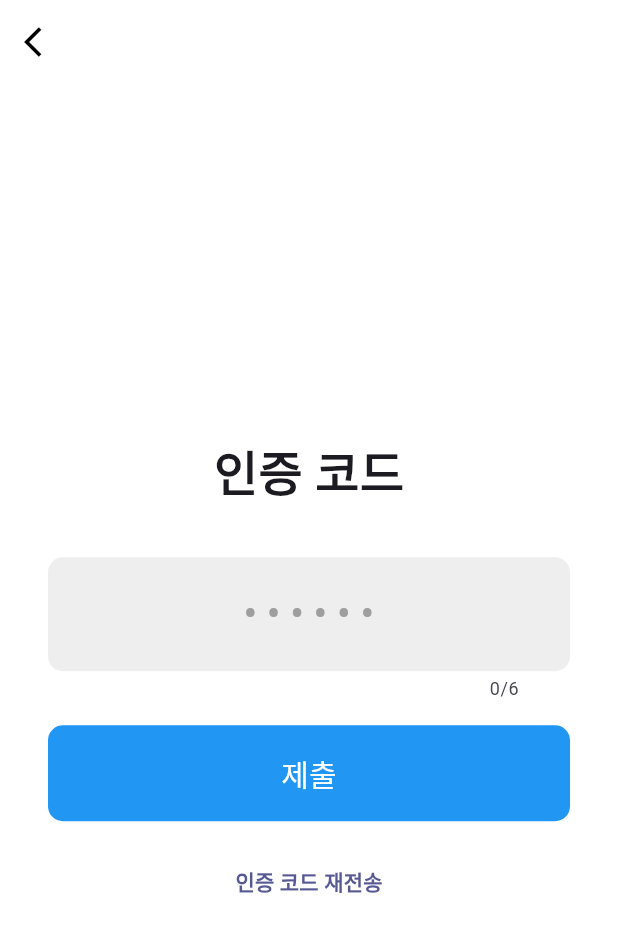
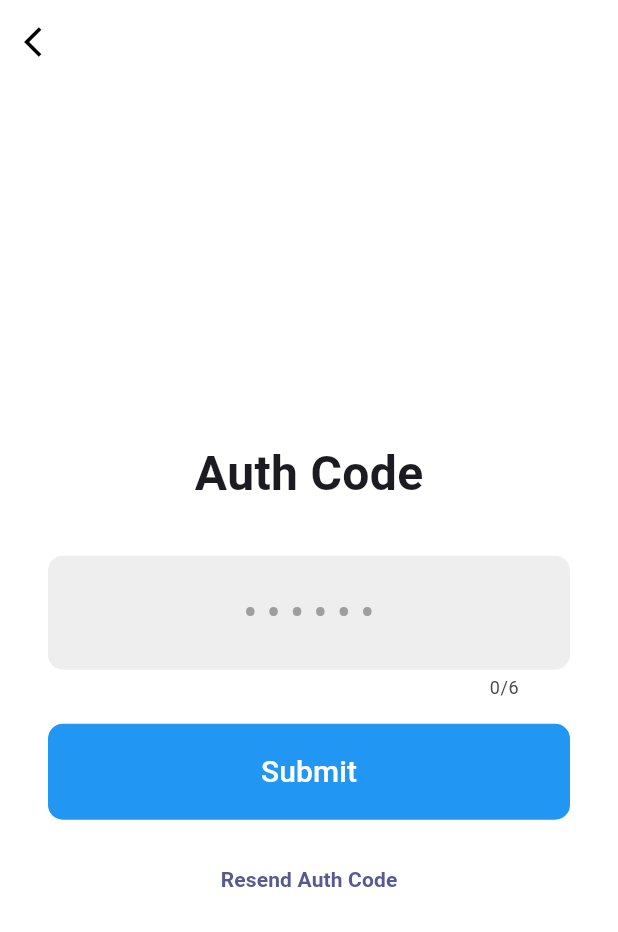
Before and after one commit to Ajou-Soft-19/service-app, a Flutter app: the AuthCodePage screen opened directly with empty values, on a phone screen of 412 x 824 dp. Shown: the top 932 px of the screen. Run offline on Flutter 3.47's test engine with Material 3 defaults, Android fonts, the phone set to English and light mode, and no system bars; our stand-ins replace audioplayers, flutter_dotenv, flutter_secure_storage, flutter_tts, font_awesome_flutter, google_maps_flutter and 3 more; missing offline and left inert: google_maps_webservice, smooth_compass; accounts and stored records are empty; network calls fail; statements that could not run were skipped.

Commit message:
feat: 오탈자 수정 및 한글을 영어로 변경

```diff
--- a/am_app/lib/main.dart
+++ b/am_app/lib/main.dart
@@ -1,3 +1,5 @@
+import 'dart:io';
+
 import 'package:am_app/model/provider/user_provider.dart';
 import 'package:am_app/model/provider/vehicle_provider.dart';
 import 'package:am_app/screen/main_page/main_page.dart';
@@ -25,7 +27,7 @@ class MyApp extends StatelessWidget {
   @override
   Widget build(BuildContext context) {
     return MaterialApp(
-      title: 'Moses\' Miracle',
+      title: 'EPAS',
       theme: ThemeData(
         colorScheme: ColorScheme.fromSeed(
           seedColor: const Color.fromARGB(255, 17, 0, 255),
--- a/am_app/lib/model/api/auth_request_api.dart
+++ b/am_app/lib/model/api/auth_request_api.dart
@@ -4,12 +4,9 @@ import 'package:am_app/model/api/dto/api_response.dart';
 import 'package:am_app/model/api/dto/auth_request_info.dart';
 import 'package:am_app/model/api/token_api_utils.dart';
 import 'package:am_app/model/provider/user_provider.dart';
-import 'package:flutter_dotenv/flutter_dotenv.dart';
 import 'package:http/http.dart' as http;
 
 class AuthRequestApi extends TokenApiUtils {
-  final serviceServerUrl = dotenv.env['SERVICE_SERVER_URL']!;
-
   Future<List<AuthRequestInfo>> getAuthRequestInfo(
       UserProvider userProvider) async {
     await checkLoginStatus(userProvider);
--- a/am_app/lib/screen/asset/assets.dart
+++ b/am_app/lib/screen/asset/assets.dart
@@ -30,7 +30,7 @@ class Assets {
                   child: TextButton(
                     onPressed: () => Navigator.of(context).pop(),
                     child: const Text(
-                      '확인',
+                      'Confirm',
                       style: TextStyle(color: Colors.blue),
                     ),
                   ),
@@ -76,7 +76,7 @@ class Assets {
                       callback();
                     },
                     child: const Text(
-                      '권한 설정하기',
+                      'Add Permission',
                       style: TextStyle(color: Colors.blue),
                     ),
                   ),
@@ -167,7 +167,8 @@ class Assets {
         builder: (context) => Stack(
               children: [
                 Padding(
-                  padding: const EdgeInsetsDirectional.fromSTEB(20, 80, 20, 100),
+                  padding:
+                      const EdgeInsetsDirectional.fromSTEB(20, 80, 20, 100),
                   child: Align(
                       alignment: alignment,
                       child: const IgnorePointer(
@@ -175,7 +176,6 @@ class Assets {
                           child: Icon(Icons.warning,
                               size: 80, color: Colors.red))),
                 ),
-
               ],
             ));
     Overlay.of(context).insert(overlayEntry);
--- a/am_app/lib/screen/login/auth_code_page.dart
+++ b/am_app/lib/screen/login/auth_code_page.dart
@@ -64,19 +64,19 @@ class _AuthCodePageState extends State<AuthCodePage> {
           await _emailVerifyApi.authEmail(widget.email, _controller.text);
       if (!result) {
         _errorMessageColor = Colors.red;
-        _errorMessage = "잘못되거나 만료된 인증코드";
+        _errorMessage = "Wrong code. Please try again.";
       } else {
         completeLogin();
       }
     } on TimeoutException {
       setState(() {
         _errorMessageColor = Colors.red;
-        _errorMessage = "서버와 연결에 실패했습니다.";
+        _errorMessage = "Failed to connect to the server.";
       });
     } catch (e) {
       setState(() {
         _errorMessageColor = Colors.red;
-        _errorMessage = "예기치 못한 오류가 발생했습니다.";
+        _errorMessage = "Failed to verify the code. Please try again.";
       });
     }
 
@@ -90,17 +90,17 @@ class _AuthCodePageState extends State<AuthCodePage> {
       await _emailVerifyApi.resendAuthEmail(widget.email);
       setState(() {
         _errorMessageColor = Colors.blue;
-        _errorMessage = "인증 코드가 재발급되었습니다.";
+        _errorMessage = "Auth code has been resent.";
       });
     } on TimeoutException {
       setState(() {
         _errorMessageColor = Colors.red;
-        _errorMessage = "서버와 연결에 실패했습니다.";
+        _errorMessage = "Failed to connect to the server.";
       });
     } catch (e) {
       setState(() {
         _errorMessageColor = Colors.red;
-        _errorMessage = "인증 코드 재발급에 실패했습니다.";
+        _errorMessage = "Failed to resend the auth code. Please try again.";
       });
     }
   }
@@ -129,7 +129,7 @@ class _AuthCodePageState extends State<AuthCodePage> {
               style: const TextStyle(color: Colors.red, fontSize: 16),
             ),
             const Text(
-              '인증 코드',
+              'Auth Code',
               style: TextStyle(fontSize: 32, fontWeight: FontWeight.bold),
             ),
             const SizedBox(height: 32),
@@ -184,7 +184,7 @@ class _AuthCodePageState extends State<AuthCodePage> {
                   ),
                 ),
                 child: const Text(
-                  '제출',
+                  'Submit',
                   style: TextStyle(fontSize: 20, color: Colors.white),
                 ),
               ),
@@ -192,7 +192,7 @@ class _AuthCodePageState extends State<AuthCodePage> {
             TextButton(
               onPressed: onResendCode,
               child: const Text(
-                '인증 코드 재전송',
+                'Resend Auth Code',
                 style: TextStyle(fontWeight: FontWeight.bold),
               ),
             ),
--- a/am_app/lib/screen/login/login_page.dart
+++ b/am_app/lib/screen/login/login_page.dart
@@ -47,7 +47,7 @@ class _LoginPageState extends State<LoginPage> {
                   horizontal: 30,
                 ),
                 child: const Text(
-                  'Mose\'s Miracle',
+                  'EPAS',
                   style: TextStyle(
                     color: Colors.black87,
                     fontSize: 28,
--- a/am_app/lib/screen/main_page/main_page.dart
+++ b/am_app/lib/screen/main_page/main_page.dart
@@ -82,9 +82,7 @@ class MainPageState extends State<MainPage> {
 
     if (await Permission.location.isPermanentlyDenied) {
       Assets().showPopupWithCallback(
-          context,
-          "GPS 권한이 없으면 위치 기반 서비스를 이용할 수 없습니다. 설정에서 GPS 권한을 허용해주세요.",
-          openAppSettings);
+          context, "GPS Permission Required", openAppSettings);
     } else if (!gpsStatus.isGranted) {
       await Permission.location.request();
     }
--- a/am_app/lib/screen/map/navigation_route_confirm_page.dart
+++ b/am_app/lib/screen/map/navigation_route_confirm_page.dart
@@ -1,4 +1,3 @@
-import 'dart:io';
 import 'dart:math';
 
 import 'package:am_app/model/api/dto/navigation_path.dart';
```
Also changed, not shown: am_app/lib/screen/login/edit_user_info_page.dart (+7 -7 lines), am_app/lib/screen/login/user_info_page.dart (+5 -5 lines).
